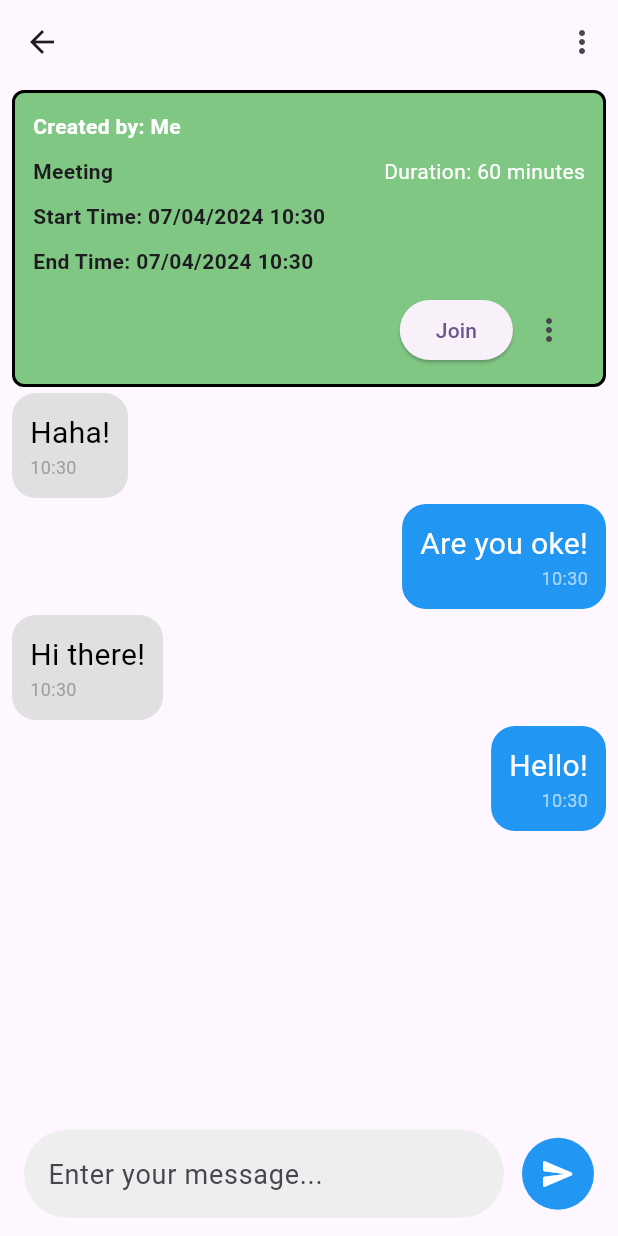
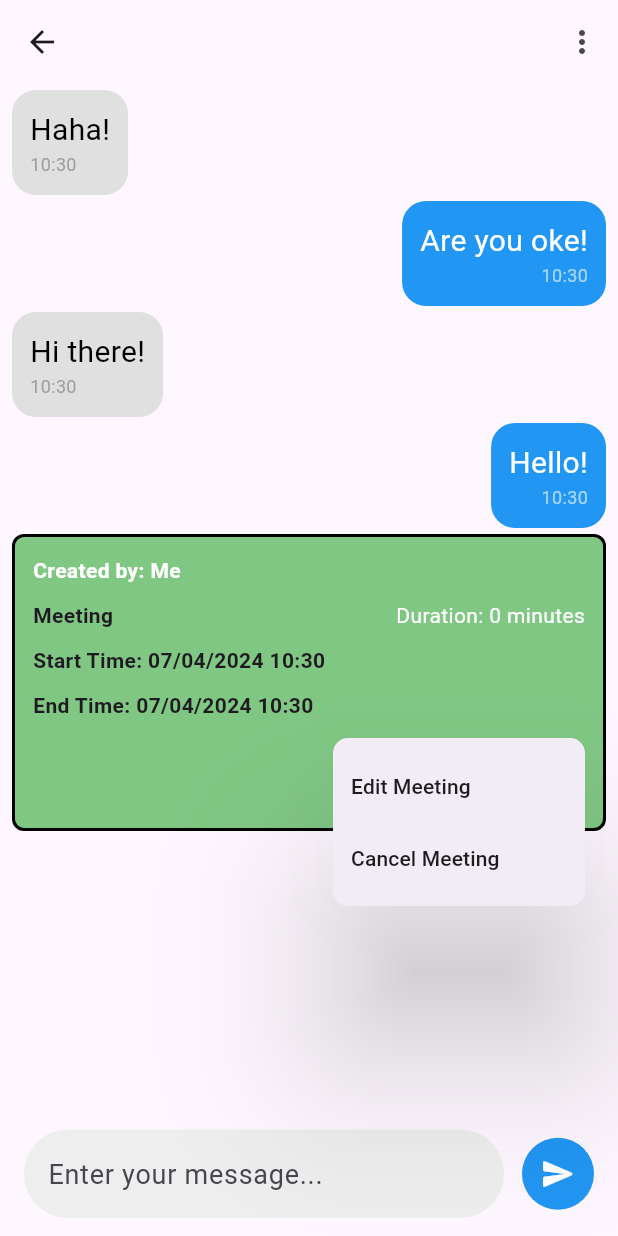
Before and after one commit to NTL2706/MobileAdvance, a Flutter app: the ChatScreen screen opened directly with empty values, after a tap on the "more vert" icon, on a phone screen of 412 x 824 dp. Run offline on Flutter 3.47's test engine with Material 3 defaults, Android fonts, the phone set to English and light mode, and no system bars.

Commit message:
update edit and cancel schedule

```diff
--- a/lib/feature/chat/constants/chat_type.dart
+++ b/lib/feature/chat/constants/chat_type.dart
@@ -19,14 +19,18 @@
 }
 
 class ShecduleMeeting {
+  final String id;
   final String author;
   final String title;
   final DateTime timeEnd;
   final DateTime timeStart;
+  final int isMeeting;
 
   ShecduleMeeting(
-      {required this.author,
+      {required this.id,
+      required this.author,
       required this.title,
       required this.timeEnd,
-      required this.timeStart});
+      required this.timeStart,
+      required this.isMeeting});
 }
--- /dev/null
+++ b/lib/feature/chat/utils/calc_duration.dart
@@ -0,0 +1,7 @@
+int calculateTimeDifference(DateTime timeStart, DateTime timeEnd) {
+  // Tính thời gian giữa hai thời điểm trong phút
+  Duration difference = timeEnd.difference(timeStart);
+
+  // Trả về tổng số phút
+  return difference.inMinutes;
+}
--- a/lib/feature/chat/views/all_user.dart
+++ b/lib/feature/chat/views/all_user.dart
@@ -1,6 +1,5 @@
 // ignore_for_file: unnecessary_null_comparison
 
-import 'package:final_project_advanced_mobile/feature/chat/constants/chat_type.dart';
 import 'package:flutter/material.dart';
 import 'package:provider/provider.dart';
 import './chat_message.dart';
@@ -10,7 +9,7 @@
 class MessageWidget extends StatelessWidget {
   @override
   Widget build(BuildContext context) {
-    final provider = Provider.of<ChatProvider>(context);
+    final provider = Provider.of<ChatProvider>(context, listen: true);
 
     return Scaffold(
       body: Column(
--- a/lib/feature/chat/views/chat_message.dart
+++ b/lib/feature/chat/views/chat_message.dart
@@ -6,23 +6,28 @@
 import '../constants/chat_type.dart';
 import '../provider/chat_provider.dart';
 import '../utils/convert_time.dart';
+import '../utils/calc_duration.dart';
 
-class ChatScreen extends StatefulWidget {
+class ChatScreen extends StatelessWidget {
   final ChatUser chatUser;
+  final ScrollController _scrollController = ScrollController();
 
   ChatScreen({required this.chatUser});
 
-  @override
-  _ChatScreenState createState() => _ChatScreenState();
+  void scrollToBottom() {
+    _scrollController.animateTo(
+      _scrollController.position.maxScrollExtent,
+      duration: Duration(milliseconds: 300),
+      curve: Curves.easeOut,
+    );
   }
 
-class _ChatScreenState extends State<ChatScreen> {
   @override
   Widget build(BuildContext context) {
-    final provider = Provider.of<ChatProvider>(context);
+    final provider = Provider.of<ChatProvider>(context, listen: true);
     return Scaffold(
       appBar: AppBar(
-        title: Text(widget.chatUser.name),
+        title: Text(chatUser.name),
         actions: [
           PopupMenuButton(
             elevation: 50,
@@ -39,7 +44,6 @@
               // Thêm các mục menu khác nếu cần
             ],
             onSelected: (value) {
-              // Xử lý khi một mục được chọn
               switch (value) {
                 case 1:
                   showModalBottomSheet(
@@ -59,37 +63,27 @@
         children: [
           Expanded(
             child: ListView.builder(
+              controller: _scrollController,
               itemCount: provider.chatmessage.length,
               itemBuilder: (context, index) {
                 if (provider
                         .chatmessage[provider.chatmessage.length - index - 1]
                     is ShecduleMeeting) {
                   return MeetingCard(
-                    author: provider
-                        .chatmessage[provider.chatmessage.length - index - 1]
-                        .author,
-                    title: provider
-                        .chatmessage[provider.chatmessage.length - index - 1]
-                        .title,
-                    timeStart: provider
-                        .chatmessage[provider.chatmessage.length - index - 1]
-                        .timeStart,
-                    timeEnd: provider
-                        .chatmessage[provider.chatmessage.length - index - 1]
-                        .timeEnd,
+                    index: provider.chatmessage.length - index - 1,
                   );
                 } else {
-                  final int lastIndex = provider.chatmessage.length - index - 1;
+                  final int curIndex = provider.chatmessage.length - index - 1;
                   final message =
-                      lastIndex >= 0 ? provider.chatmessage[lastIndex] : null;
+                      curIndex >= 0 ? provider.chatmessage[curIndex] : null;
 
-                  final int nextIndex = lastIndex - 1;
+                  final int nextIndex = curIndex - 1;
                   final nextmessage = nextIndex >= 0 &&
                           provider.chatmessage[nextIndex] is ChatMessage
                       ? provider.chatmessage[nextIndex]
                       : null;
 
-                  final int prevIndex = lastIndex + 1;
+                  final int prevIndex = curIndex + 1;
                   final prevmessage = prevIndex < provider.chatmessage.length &&
                           provider.chatmessage[prevIndex] is ChatMessage
                       ? provider.chatmessage[prevIndex]
@@ -137,7 +131,10 @@
                             contentPadding: EdgeInsets.all(
                                 16), // Khoảng cách giữa nội dung và mép hộp đựng
                           ),
-                          onSubmitted: (text) => provider.handleSubmitted(text),
+                          onSubmitted: (text) => {
+                            provider.handleSubmitted(text),
+                            scrollToBottom()
+                          },
                         ),
                       ),
                     ),
@@ -153,7 +150,8 @@
                         onPressed: () {
                           provider.handleSubmitted(provider.textController
                               .text); // Xử lý khi nhấn nút IconButton
-                          FocusScope.of(context).unfocus(); // Ẩn bàn phím
+                          FocusScope.of(context).unfocus();
+                          scrollToBottom(); // Ẩn bàn phím
                         },
                       ),
                     ),
@@ -222,22 +220,19 @@
 }
 
 class MeetingCard extends StatelessWidget {
-  final String author;
-  final String title;
-  final DateTime timeStart;
-  final DateTime timeEnd;
-  final int duration;
+  final int index;
 
   MeetingCard({
-    required this.author,
-    required this.title,
-    required this.timeStart,
-    required this.timeEnd,
-    this.duration = 60, // Default duration is 60 minutes
+    required this.index, // Default duration is 60 minutes
   });
 
   @override
   Widget build(BuildContext context) {
+    final provider = Provider.of<ChatProvider>(context);
+    final int duration = calculateTimeDifference(
+        provider.chatmessage[index].timeStart,
+        provider.chatmessage[index].timeEnd);
+
     return Container(
       margin: EdgeInsets.only(top: 4, right: 8, left: 8),
       child: Padding(
@@ -246,7 +241,7 @@
           crossAxisAlignment: CrossAxisAlignment.start,
           children: [
             Text(
-              'Created by: $author',
+              'Created by: ${provider.chatmessage[index].author}',
               style: TextStyle(
                 color: Colors.white,
                 fontWeight: FontWeight.bold,
@@ -258,7 +253,7 @@
               children: [
                 Expanded(
                   child: Text(
-                    title,
+                    provider.chatmessage[index].title,
                     style: TextStyle(
                       fontWeight: FontWeight.bold,
                     ),
@@ -274,14 +269,14 @@
             ),
             SizedBox(height: 10),
             Text(
-              'Start Time: ${getDateTime(timeStart)}',
+              'Start Time: ${getDateTime(provider.chatmessage[index].timeStart)}',
               style: TextStyle(
                 fontWeight: FontWeight.bold,
               ),
             ),
             SizedBox(height: 10),
             Text(
-              'End Time: ${getDateTime(timeEnd)}',
+              'End Time: ${getDateTime(provider.chatmessage[index].timeEnd)}',
               style: TextStyle(
                 fontWeight: FontWeight.bold,
               ),
@@ -290,18 +285,59 @@
             Row(
               mainAxisAlignment: MainAxisAlignment.end,
               children: [
-                ElevatedButton(
+                provider.chatmessage[index].isMeeting == 1
+                    ? ElevatedButton(
                         onPressed: () {
                           // Handle join meeting
                         },
                         child: Text('Join'),
+                      )
+                    : Text(
+                        'This meeting has been canceled',
+                        style: TextStyle(
+                            color: Colors.red, fontWeight: FontWeight.bold),
                       ),
-                IconButton(
-                  onPressed: () {
-                    // Handle more options
+                provider.chatmessage[index].author == 'Me' &&
+                        provider.chatmessage[index].isMeeting == 1
+                    ? PopupMenuButton(
+                        elevation: 50,
+                        shape: RoundedRectangleBorder(
+                          borderRadius: BorderRadius.circular(10),
+                        ),
+                        padding: EdgeInsets.zero,
+                        icon: Icon(Icons.more_vert),
+                        itemBuilder: (BuildContext context) => <PopupMenuEntry>[
+                          PopupMenuItem(
+                            child: Text('Edit Meeting'),
+                            value: 1,
+                          ),
+                          PopupMenuItem(
+                            child: Text('Cancel Meeting'),
+                            value: 2,
+                          ),
+                          // Thêm các mục menu khác nếu cần
+                        ],
+                        onSelected: (value) {
+                          // Xử lý khi một mục được chọn
+                          switch (value) {
+                            case 1:
+                              showModalBottomSheet(
+                                context: context,
+                                isScrollControlled: true,
+                                builder: (BuildContext context) {
+                                  return MeetingScheduleBottomSheet(
+                                      id: provider.chatmessage[index].id);
                                 },
-                  icon: Icon(Icons.more_vert),
-                ),
+                              );
+                              break;
+                            case 2:
+                              provider.handleCancelScheduleMeeting(
+                                  provider.chatmessage[index].id);
+                              break;
+                          }
+                        },
+                      )
+                    : SizedBox(),
               ],
             ),
           ],
```
Also changed, not shown: lib/feature/chat/provider/chat_provider.dart (+80 -10 lines), lib/feature/chat/views/schedule.dart (+65 -8 lines). Lines whose indentation alone changed are shown as unchanged.
